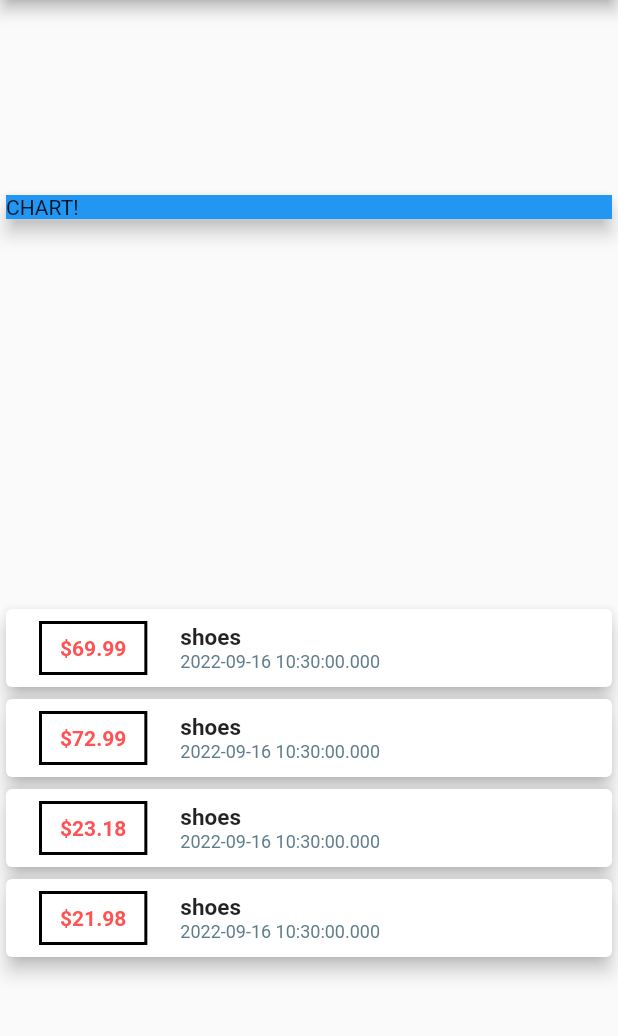
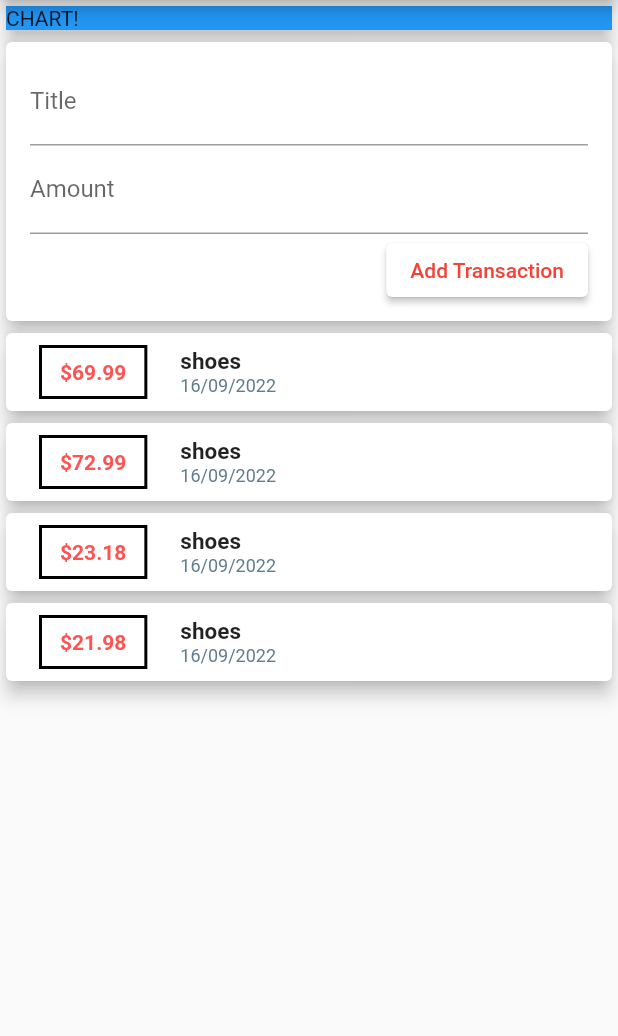
Before and after one commit to PetarCRO/Flutter-Course-02-Personal-Finances, a Flutter app: the screen it shows after launch, on a phone screen of 412 x 824 dp, the part 84-1120 px from its top. Run offline on Flutter 3.47's test engine with Material 2 defaults, Android fonts, the phone set to English and light mode, and no system bars.

Commit message:
splitted int widgets and wired up

```diff
--- a/lib/main.dart
+++ b/lib/main.dart
@@ -1,6 +1,5 @@
 import 'package:flutter/material.dart';
-import './transaction.dart';
-import 'package:intl/intl.dart';
+import 'widgets/user_transactions.dart';
 
 void main() => runApp(MyApp());
 
@@ -16,73 +15,23 @@ class MyApp extends StatelessWidget {
 }
 
 class PersonalFinances extends StatelessWidget {
-  final List<Transaction> transactions = [
-    Transaction(id: 't1', title: 'shoes', amount: 69.99, date: DateTime.now()),
-    Transaction(id: 't2', title: 'shoes', amount: 72.99, date: DateTime.now()),
-    Transaction(id: 't3', title: 'shoes', amount: 23.18, date: DateTime.now()),
-    Transaction(id: 't4', title: 'shoes', amount: 21.98, date: DateTime.now()),
-  ];
   @override
   Widget build(BuildContext context) {
     return Scaffold(
       appBar: AppBar(
-        title: Text('Personal Finances App'),
+        title: const Text('Personal Finances App'),
       ),
       body: Column(
-        mainAxisAlignment: MainAxisAlignment.spaceAround,
         children: [
           Card(
             child: Container(
-              child: Text('CHART!'),
+              child: const Text('CHART!'),
               width: double.infinity,
               color: Colors.blue,
             ),
             elevation: 5,
           ),
-          Column(
-            children: transactions
-                .map((tx) => Card(
-                      elevation: 5,
-                      child: Row(
-                        children: [
-                          Container(
-                            margin: EdgeInsets.symmetric(
-                                vertical: 8, horizontal: 22),
-                            padding: EdgeInsets.symmetric(
-                                vertical: 8, horizontal: 12),
-                            decoration: BoxDecoration(
-                              border: Border.all(
-                                color: Colors.black,
-                                width: 2,
-                              ),
-                            ),
-                            child: Text(
-                              '\$${tx.amount.toString()}',
-                              style: TextStyle(
-                                  fontWeight: FontWeight.bold,
-                                  color: Colors.redAccent),
-                            ),
-                          ),
-                          Column(
-                            crossAxisAlignment: CrossAxisAlignment.start,
-                            children: [
-                              Text(
-                                tx.title,
-                                style: TextStyle(
-                                    fontWeight: FontWeight.bold, fontSize: 15),
-                              ),
-                              Text(
-                                tx.date.toString(),
-                                style: TextStyle(
-                                    color: Colors.blueGrey, fontSize: 12),
-                              )
-                            ],
-                          )
-                        ],
-                      ),
-                    ))
-                .toList(),
-          )
+          UserTransactions(),
         ],
       ),
     );
--- /dev/null
+++ b/lib/widgets/new_transactions.dart
@@ -0,0 +1,42 @@
+import 'package:flutter/material.dart';
+
+class NewTransaction extends StatelessWidget {
+  final Function addTx;
+  final titleController = TextEditingController();
+  final amountController = TextEditingController();
+
+  NewTransaction(this.addTx);
+
+  @override
+  Widget build(BuildContext context) {
+    return Card(
+      elevation: 5,
+      child: Container(
+        padding: const EdgeInsets.all(10),
+        margin: const EdgeInsets.symmetric(vertical: 0, horizontal: 6),
+        child: Column(
+          crossAxisAlignment: CrossAxisAlignment.end,
+          children: [
+            TextField(
+              decoration: InputDecoration(labelText: 'Title'),
+              controller: titleController,
+            ),
+            TextField(
+              decoration: InputDecoration(labelText: 'Amount'),
+              controller: amountController,
+            ),
+            ElevatedButton(
+              onPressed: () {
+                addTx(
+                    titleController.text, double.parse(amountController.text));
+              },
+              child: const Text('Add Transaction'),
+              style: ElevatedButton.styleFrom(
+                  backgroundColor: Colors.white, foregroundColor: Colors.red),
+            )
+          ],
+        ),
+      ),
+    );
+  }
+}
--- /dev/null
+++ b/lib/widgets/transactionList.dart
@@ -0,0 +1,56 @@
+import 'package:flutter/material.dart';
+import 'package:intl/intl.dart';
+import '../models/transaction.dart';
+
+class TransactionList extends StatelessWidget {
+  final List<Transaction> transactions;
+  TransactionList(this.transactions);
+  @override
+  Widget build(BuildContext context) {
+    return Column(
+      children: transactions
+          .map(
+            (tx) => Card(
+              elevation: 5,
+              child: Row(
+                children: [
+                  Container(
+                    margin:
+                        const EdgeInsets.symmetric(vertical: 8, horizontal: 22),
+                    padding:
+                        const EdgeInsets.symmetric(vertical: 8, horizontal: 12),
+                    decoration: BoxDecoration(
+                      border: Border.all(
+                        color: Colors.black,
+                        width: 2,
+                      ),
+                    ),
+                    child: Text(
+                      '\$${tx.amount.toString()}',
+                      style: const TextStyle(
+                          fontWeight: FontWeight.bold, color: Colors.redAccent),
+                    ),
+                  ),
+                  Column(
+                    crossAxisAlignment: CrossAxisAlignment.start,
+                    children: [
+                      Text(
+                        tx.title,
+                        style: const TextStyle(
+                            fontWeight: FontWeight.bold, fontSize: 15),
+                      ),
+                      Text(
+                        DateFormat('dd/MM/yyyy').format(tx.date),
+                        style: const TextStyle(
+                            color: Colors.blueGrey, fontSize: 12),
+                      )
+                    ],
+                  )
+                ],
+              ),
+            ),
+          )
+          .toList(),
+    );
+  }
+}
--- /dev/null
+++ b/lib/widgets/user_transactions.dart
@@ -0,0 +1,41 @@
+import 'package:flutter/material.dart';
+import '../models/transaction.dart';
+import 'new_transactions.dart';
+import 'transactionList.dart';
+
+class UserTransactions extends StatefulWidget {
+  const UserTransactions({super.key});
+
+  @override
+  State<UserTransactions> createState() => _UserTransactionsState();
+}
+
+class _UserTransactionsState extends State<UserTransactions> {
+  final List<Transaction> _userTransactions = [
+    Transaction(id: 't1', title: 'shoes', amount: 69.99, date: DateTime.now()),
+    Transaction(id: 't2', title: 'shoes', amount: 72.99, date: DateTime.now()),
+    Transaction(id: 't3', title: 'shoes', amount: 23.18, date: DateTime.now()),
+    Transaction(id: 't4', title: 'shoes', amount: 21.98, date: DateTime.now()),
+  ];
+
+  void _addNewTransaction(String txTitle, double txAmount) {
+    final newTx = Transaction(
+        id: DateTime.now().toString(),
+        title: txTitle,
+        amount: txAmount,
+        date: DateTime.now());
+    setState(() {
+      _userTransactions.add(newTx);
+    });
+  }
+
+  @override
+  Widget build(BuildContext context) {
+    return Column(
+      children: [
+        NewTransaction(_addNewTransaction),
+        TransactionList(_userTransactions),
+      ],
+    );
+  }
+}
```
Also changed, not shown: lib/models/transaction.dart (renamed from lib/transaction.dart), 1 other file.
